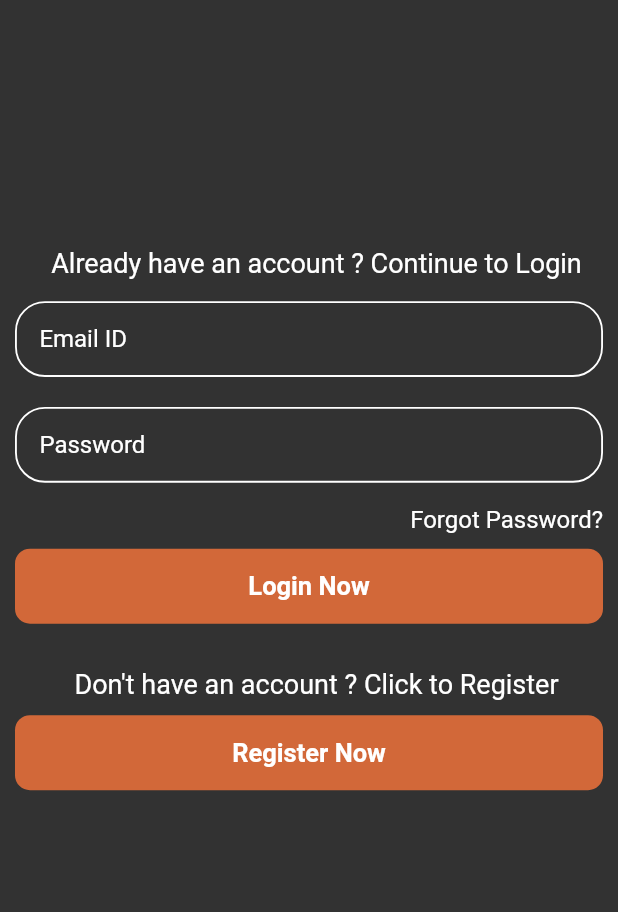
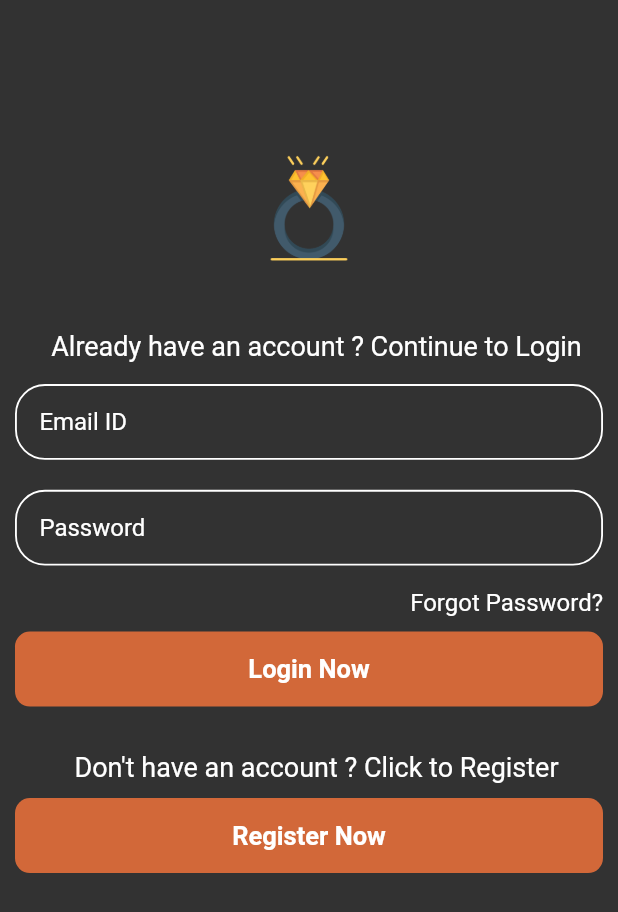
Before and after one commit to shabaanmehmood/Destiny-Attire-Admin, a Flutter app: the screen it shows after launch, on a phone screen of 412 x 824 dp. Shown: the top 912 px of the screen. Run offline on Flutter 3.47's test engine with Material 2 defaults, Android fonts, the phone set to English and light mode, and no system bars; our stand-ins replace awesome_dialog, carousel_slider, dots_indicator, firebase_core, firebase_messaging, flutter_easyloading and 8 more; missing offline and left inert: flutter_web_browser, ndialog; accounts and stored records are empty; Roboto replaces fonts that are missing (Mukta, Sofia).

Commit message:
logo added in login page

```diff
--- a/lib/app/modules/authentication/view/login.dart
+++ b/lib/app/modules/authentication/view/login.dart
@@ -38,7 +38,13 @@ class LoginScreen extends StatelessWidget {
         children:  <Widget>[
           Align(
             alignment: Alignment.center,
-            child: myText(context, "Already have an account ? Continue to Login", ColorsX.white, SizeConfig.screenHeight*.20, 10, 0, 10, FontWeight.w400, 18.0,),
+            child: Container(
+              margin: EdgeInsets.only(top: SizeConfig.screenHeight * .12),
+                child: Image.asset('assets/images/logo.png', height: 80, width: 80,)),
+          ),
+          Align(
+            alignment: Alignment.center,
+            child: myText(context, "Already have an account ? Continue to Login", ColorsX.white, SizeConfig.screenHeight*.05, 10, 0, 10, FontWeight.w400, 18.0,),
           ),
           globalWidgets.myTextField(TextInputType.emailAddress, emailCtl, false, "Email ID" ),
           SizedBox(height: 15,),
--- a/pubspec.yaml
+++ b/pubspec.yaml
@@ -15,7 +15,7 @@ publish_to: 'none' # Remove this line if you wish to publish to pub.dev
 # In iOS, build-name is used as CFBundleShortVersionString while build-number used as CFBundleVersion.
 # Read more about iOS versioning at
 # https://developer.apple.com/library/archive/documentation/General/Reference/InfoPlistKeyReference/Articles/CoreFoundationKeys.html
-version: 1.0.1+2
+version: 1.0.2+3
 
 environment:
   sdk: ">=2.12.0 <3.0.0"
```
